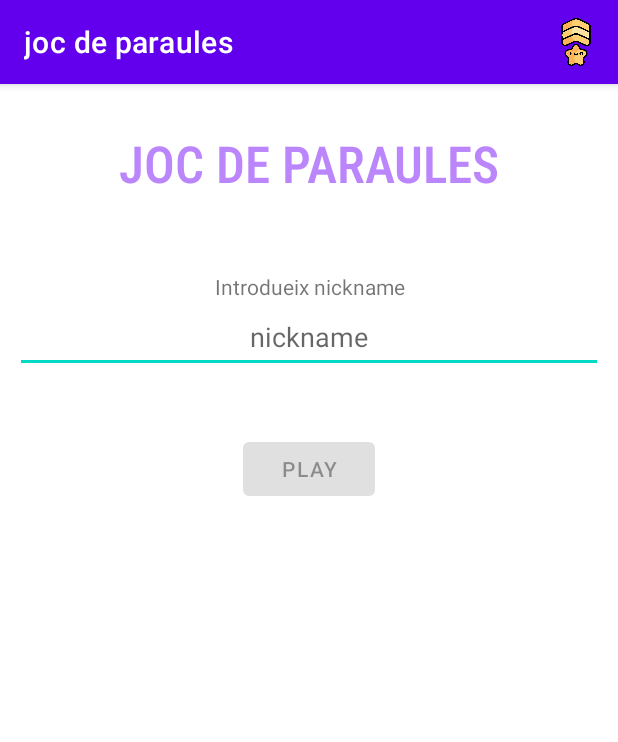
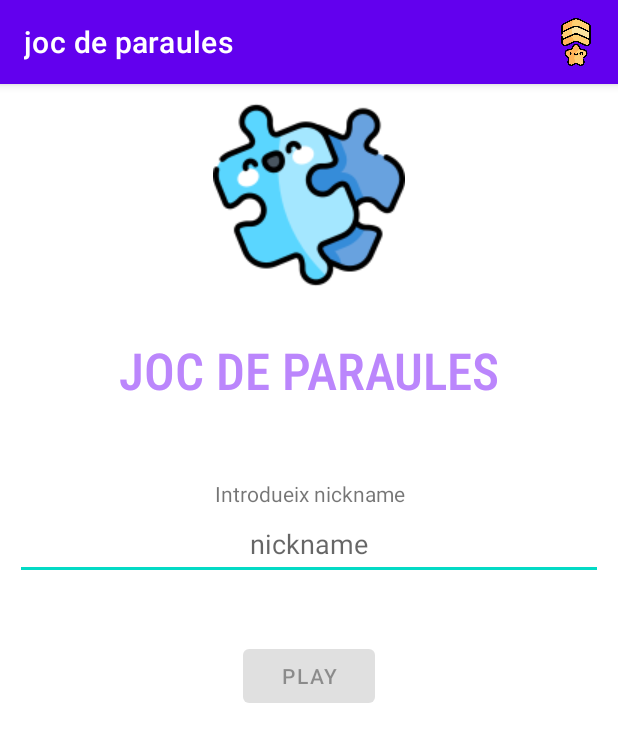
Before and after one commit to TCMAndroid2022/assigment2-Grup10, an Android app: the screen it shows after launch (MainActivity), on a phone screen of 412 x 824 dp. Shown: the top 742 px of the screen. Run offline under Robolectric (Android 15) with nearby library versions, the phone set to English and light mode, and no system bars.

Commit message:
commit 53

```diff
--- a/app/src/main/res/layout/activity_main.xml
+++ b/app/src/main/res/layout/activity_main.xml
@@ -7,6 +7,13 @@
     android:gravity="center"
     android:orientation="vertical"
     tools:context=".MainActivity">
+
+    <ImageView
+        android:id="@+id/imageView2"
+        android:layout_width="match_parent"
+        android:layout_height="wrap_content"
+        android:layout_marginTop="10dp"
+        app:srcCompat="@drawable/logo_icon" />
 
     <TextView
         android:id="@+id/tv_nom_app"
```
Also changed, not shown: app/src/main/res/drawable-v24/logo_icon.png (added).
